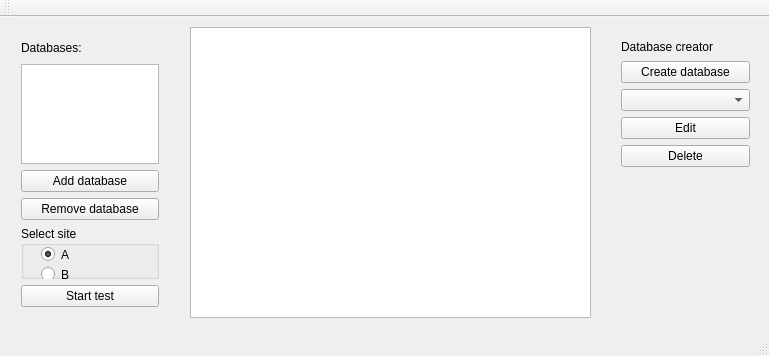
Before: the Qt Designer form mainwindow.ui in szledak/EasyLearning, drawn with Qt 5.
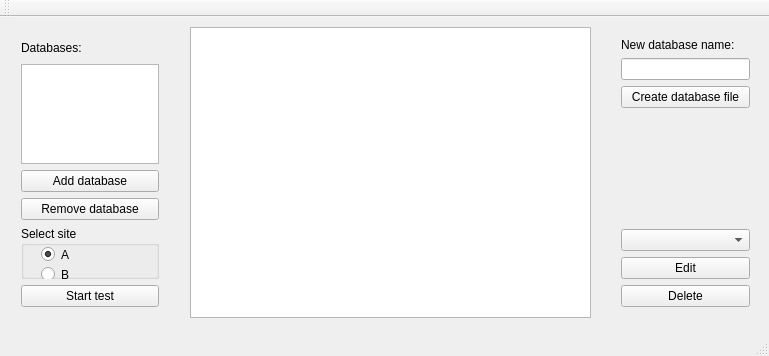
After: the same form once the commit is applied.

Commit message: on_btnCreate_clicked(): Create empty database txt file

Patch:
```diff
--- a/mainwindow.ui
+++ b/mainwindow.ui
@@ -131,7 +131,7 @@
       <x>610</x>
       <y>10</y>
       <width>151</width>
-      <height>151</height>
+      <height>291</height>
      </rect>
     </property>
     <layout class="QVBoxLayout" name="verticalLayout_2">
@@ -144,17 +144,33 @@
         </size>
        </property>
        <property name="text">
-        <string>Database creator</string>
+        <string>New database name:</string>
        </property>
       </widget>
      </item>
      <item>
-      <widget class="QPushButton" name="pushButton">
+      <widget class="QLineEdit" name="edtName"/>
+     </item>
+     <item>
+      <widget class="QPushButton" name="btnCreate">
        <property name="text">
-        <string>Create database</string>
+        <string>Create database file</string>
        </property>
       </widget>
      </item>
+     <item>
+      <spacer name="verticalSpacer">
+       <property name="orientation">
+        <enum>Qt::Vertical</enum>
+       </property>
+       <property name="sizeHint" stdset="0">
+        <size>
+         <width>20</width>
+         <height>40</height>
+        </size>
+       </property>
+      </spacer>
+     </item>
      <item>
       <widget class="QComboBox" name="cmbxFileList"/>
      </item>
```
Left out of the diff: 4 changed lines with no effect on the pictures. The commit also changes 2 other files.
